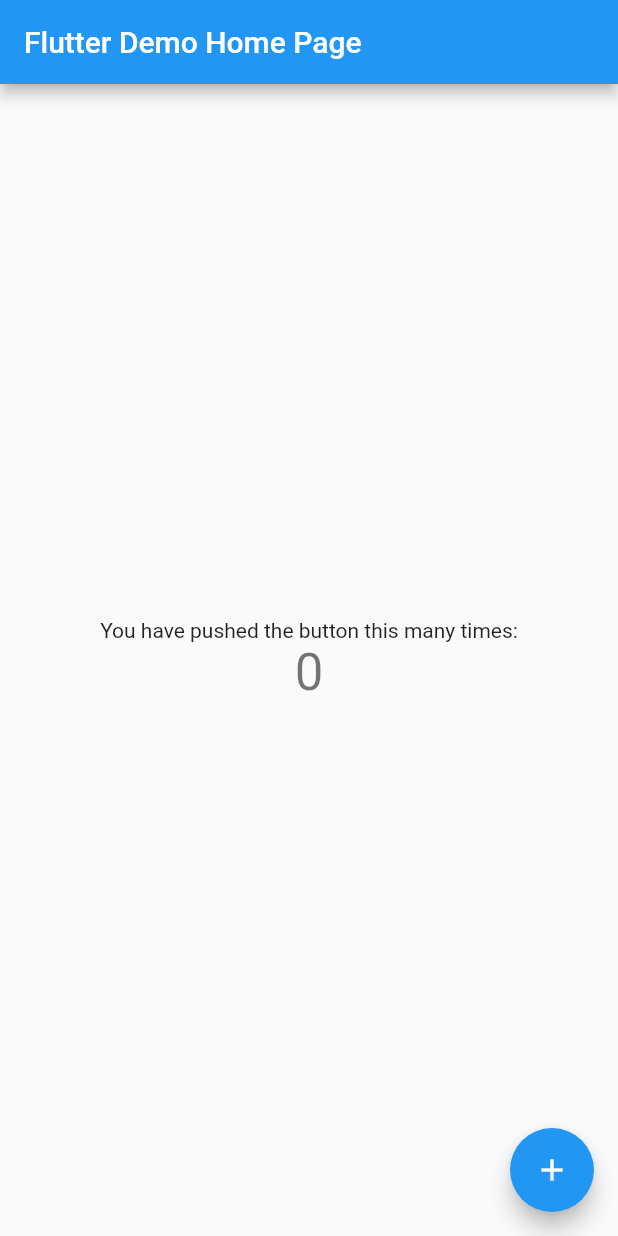
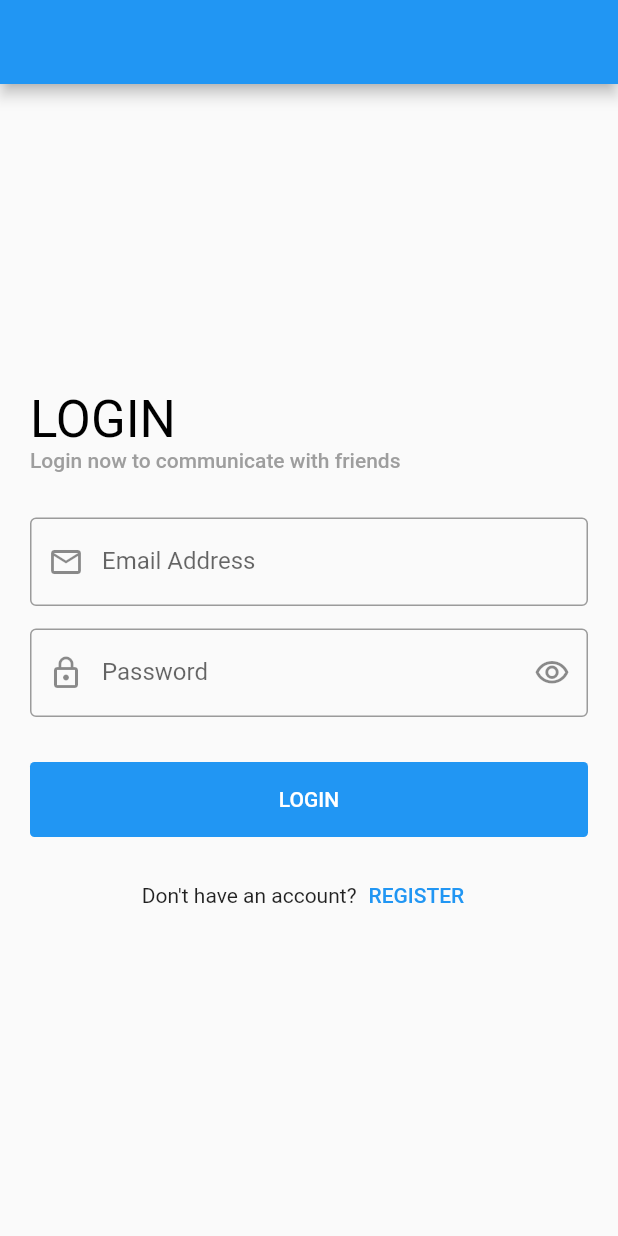
Before and after one commit to GhadaAhmed152420/SocialApp, a Flutter app: the screen it shows after launch, on a phone screen of 412 x 824 dp. Run offline on Flutter 3.47's test engine with Material 2 defaults, Android fonts, the phone set to English and light mode, and no system bars; our stand-ins replace conditional_builder_null_safety, flutter_bloc, fluttertoast.

Commit message:
login, register and connect the app with firebase

```diff
--- a/lib/main.dart
+++ b/lib/main.dart
@@ -1,3 +1,4 @@
+import 'package:connect/views/login/login_screen.dart';
 import 'package:flutter/material.dart';
 
 void main() {
@@ -7,109 +8,13 @@ void main() {
 class MyApp extends StatelessWidget {
   const MyApp({super.key});
 
-  // This widget is the root of your application.
   @override
   Widget build(BuildContext context) {
     return MaterialApp(
-      title: 'Flutter Demo',
       theme: ThemeData(
-        // This is the theme of your application.
-        //
-        // Try running your application with "flutter run". You'll see the
-        // application has a blue toolbar. Then, without quitting the app, try
-        // changing the primarySwatch below to Colors.green and then invoke
-        // "hot reload" (press "r" in the console where you ran "flutter run",
-        // or simply save your changes to "hot reload" in a Flutter IDE).
-        // Notice that the counter didn't reset back to zero; the application
-        // is not restarted.
         primarySwatch: Colors.blue,
       ),
-      home: const MyHomePage(title: 'Flutter Demo Home Page'),
+      home: LoginScreen(),
     );
   }
 }
-
-class MyHomePage extends StatefulWidget {
-  const MyHomePage({super.key, required this.title});
-
-  // This widget is the home page of your application. It is stateful, meaning
-  // that it has a State object (defined below) that contains fields that affect
-  // how it looks.
-
-  // This class is the configuration for the state. It holds the values (in this
-  // case the title) provided by the parent (in this case the App widget) and
-  // used by the build method of the State. Fields in a Widget subclass are
-  // always marked "final".
-
-  final String title;
-
-  @override
-  State<MyHomePage> createState() => _MyHomePageState();
-}
-
-class _MyHomePageState extends State<MyHomePage> {
-  int _counter = 0;
-
-  void _incrementCounter() {
-    setState(() {
-      // This call to setState tells the Flutter framework that something has
-      // changed in this State, which causes it to rerun the build method below
-      // so that the display can reflect the updated values. If we changed
-      // _counter without calling setState(), then the build method would not be
-      // called again, and so nothing would appear to happen.
-      _counter++;
-    });
-  }
-
-  @override
-  Widget build(BuildContext context) {
-    // This method is rerun every time setState is called, for instance as done
-    // by the _incrementCounter method above.
-    //
-    // The Flutter framework has been optimized to make rerunning build methods
-    // fast, so that you can just rebuild anything that needs updating rather
-    // than having to individually change instances of widgets.
-    return Scaffold(
-      appBar: AppBar(
-        // Here we take the value from the MyHomePage object that was created by
-        // the App.build method, and use it to set our appbar title.
-        title: Text(widget.title),
-      ),
-      body: Center(
-        // Center is a layout widget. It takes a single child and positions it
-        // in the middle of the parent.
-        child: Column(
-          // Column is also a layout widget. It takes a list of children and
-          // arranges them vertically. By default, it sizes itself to fit its
-          // children horizontally, and tries to be as tall as its parent.
-          //
-          // Invoke "debug painting" (press "p" in the console, choose the
-          // "Toggle Debug Paint" action from the Flutter Inspector in Android
-          // Studio, or the "Toggle Debug Paint" command in Visual Studio Code)
-          // to see the wireframe for each widget.
-          //
-          // Column has various properties to control how it sizes itself and
-          // how it positions its children. Here we use mainAxisAlignment to
-          // center the children vertically; the main axis here is the vertical
-          // axis because Columns are vertical (the cross axis would be
-          // horizontal).
-          mainAxisAlignment: MainAxisAlignment.center,
-          children: <Widget>[
-            const Text(
-              'You have pushed the button this many times:',
-            ),
-            Text(
-              '$_counter',
-              style: Theme.of(context).textTheme.headline4,
-            ),
-          ],
-        ),
-      ),
-      floatingActionButton: FloatingActionButton(
-        onPressed: _incrementCounter,
-        tooltip: 'Increment',
-        child: const Icon(Icons.add),
-      ), // This trailing comma makes auto-formatting nicer for build methods.
-    );
-  }
-}
--- /dev/null
+++ b/lib/shared/components/components.dart
@@ -0,0 +1,145 @@
+import 'package:flutter/material.dart';
+import 'package:fluttertoast/fluttertoast.dart';
+
+Widget defaultButton({
+  double width = double.infinity,
+  Color background = Colors.blue,
+  bool isUpperCase = true,
+  double radius = 3.0,
+  required Function() function,
+  required String text,
+}) =>
+    Container(
+      width: width,
+      height: 50.0,
+      decoration: BoxDecoration(
+        borderRadius: BorderRadius.circular(
+          radius,
+        ),
+        color: background,
+      ),
+      child: MaterialButton(
+        onPressed: function,
+        child: Text(
+          isUpperCase ? text.toUpperCase() : text,
+          style: const TextStyle(
+            color: Colors.white,
+          ),
+        ),
+      ),
+    );
+
+Widget defaultTextButton({
+  required Function() function,
+  required String text,
+}) =>
+    TextButton(
+      onPressed: function,
+      child: Text(
+        text.toUpperCase(),
+      ),
+    );
+
+Widget defaultFormField({
+  required TextEditingController controller,
+  required TextInputType type,
+  Function(String s)? onSubmit,
+  Function(String s)? onChange,
+  Function()? onTap,
+  bool isPassword = false,
+  required String? Function(String? s)? validate,
+  required String label,
+  required IconData prefix,
+  IconData? suffix,
+  Function()? suffixPressed,
+  bool isClickable = true,
+}) =>
+    TextFormField(
+      controller: controller,
+      keyboardType: type,
+      obscureText: isPassword,
+      enabled: isClickable,
+      onFieldSubmitted: onSubmit,
+      onChanged: onChange,
+      onTap: onTap,
+      validator: validate,
+      decoration: InputDecoration(
+        labelText: label,
+        prefixIcon: Icon(
+          prefix,
+        ),
+        suffixIcon: IconButton(
+          onPressed: suffixPressed,
+          icon: Icon(
+            suffix,
+          ),
+        ),
+        border: const OutlineInputBorder(),
+      ),
+    );
+
+Widget myDivider() => Padding(
+  padding: const EdgeInsetsDirectional.only(
+    start: 20.0,
+  ),
+  child: Container(
+    width: double.infinity,
+    height: 1.0,
+    color: Colors.grey[300],
+  ),
+);
+
+
+void navigateTo(context, widget) => Navigator.push(
+  context,
+  MaterialPageRoute(
+    builder: (context) => widget,
+  ),
+);
+
+void navigateAndFinish(
+    context,
+    widget,
+    ) =>
+    Navigator.pushAndRemoveUntil(
+      context,
+      MaterialPageRoute(
+        builder: (context) => widget,
+      ),
+          (route) {
+        return false;
+      },
+    );
+
+void showToast({required String message, required ToastStates state}) =>
+    Fluttertoast.showToast(
+        msg: message,
+        toastLength: Toast.LENGTH_LONG,
+        gravity: ToastGravity.BOTTOM,
+        timeInSecForIosWeb: 5,
+        backgroundColor: chooseToastColor(state),
+        textColor: Colors.white,
+        fontSize: 16.0);
+
+// enum
+enum ToastStates {SUCCESS, ERROR, WARNING}
+
+Color chooseToastColor(ToastStates state)
+{
+  Color color;
+
+  switch(state)
+  {
+    case ToastStates.SUCCESS:
+      color = Colors.green;
+      break;
+    case ToastStates.ERROR:
+      color = Colors.red;
+      break;
+    case ToastStates.WARNING:
+      color = Colors.amber;
+      break;
+  }
+
+  return color;
+}
--- /dev/null
+++ b/lib/views/login/cubit/cubit.dart
@@ -0,0 +1,47 @@
+import 'package:flutter/material.dart';
+import 'package:flutter_bloc/flutter_bloc.dart';
+import 'package:connect/views/login/cubit/states.dart';
+
+
+class LoginCubit extends Cubit<LoginStates> {
+  LoginCubit() : super(LoginInitialState());
+
+  static LoginCubit get(context) => BlocProvider.of(context);
+
+  // void userLogin({
+  //   required String email,
+  //   required String password,
+  // })
+  // {
+  //   emit(LoginLoadingState());
+  //
+  //   DioHelper.postData(
+  //     url: LOGIN,
+  //     data:
+  //     {
+  //       'email': email,
+  //       'password': password,
+  //     },
+  //   ).then((value)
+  //   {
+  //     print(value.data);
+  //     loginModel = LoginModel.fromJson(value.data);
+  //     emit(LoginSuccessState(loginModel));
+  //   }).catchError((error)
+  //   {
+  //     print(error.toString());
+  //     emit(LoginErrorState(error.toString()));
+  //   });
+  // }
+
+  IconData suffix = Icons.visibility_outlined;
+  bool isPassword = true;
+
+  void changePasswordVisibility()
+  {
+    isPassword = !isPassword;
+    suffix = isPassword ? Icons.visibility_outlined : Icons.visibility_off_outlined ;
+
+    emit(ChangePasswordVisibilityState());
+  }
+}
--- /dev/null
+++ b/lib/views/login/cubit/states.dart
@@ -0,0 +1,15 @@
+abstract class LoginStates {}
+
+class LoginInitialState extends LoginStates {}
+
+class LoginLoadingState extends LoginStates {}
+
+class LoginSuccessState extends LoginStates {}
+
+class LoginErrorState extends LoginStates {
+  final String error;
+
+  LoginErrorState(this.error);
+}
+
+class ChangePasswordVisibilityState extends LoginStates {}
--- /dev/null
+++ b/lib/views/login/login_screen.dart
@@ -0,0 +1,163 @@
+import 'package:conditional_builder_null_safety/conditional_builder_null_safety.dart';
+import 'package:flutter/material.dart';
+import 'package:flutter_bloc/flutter_bloc.dart';
+import '../../shared/components/components.dart';
+import '../register/register_screen.dart';
+import 'cubit/cubit.dart';
+import 'cubit/states.dart';
+
+
+class LoginScreen extends StatelessWidget {
+  var formKey = GlobalKey<FormState>();
+
+  @override
+  Widget build(BuildContext context) {
+    var emailController = TextEditingController();
+    var passwordController = TextEditingController();
+
+    return BlocProvider(
+      create: (BuildContext context) => LoginCubit(),
+      child: BlocConsumer<LoginCubit, LoginStates>(
+        listener: (context, state) {
+          // if (state is LoginSuccessState) {
+          //   if (state.loginModel.status) {
+          //     print(state.loginModel.message);
+          //     print(state.loginModel.data.token);
+          //
+          //     CacheHelper.saveData(
+          //       key: 'token',
+          //       value: state.loginModel.data.token,
+          //     ).then((value) {
+          //       navigateAndFinish(
+          //         context,
+          //         AppLayout(),
+          //       );
+          //     });
+          //   } else {
+          //     print(state.loginModel.message);
+          //
+          //     showToast(
+          //       text: state.loginModel.message,
+          //       state: ToastStates.ERROR,
+          //     );
+          //   }
+          // }
+        },
+        builder: (context, state) {
+          return Scaffold(
+            appBar: AppBar(),
+            body: Center(
+              child: SingleChildScrollView(
+                child: Padding(
+                  padding: const EdgeInsets.all(20.0),
+                  child: Form(
+                    key: formKey,
+                    child: Column(
+                      crossAxisAlignment: CrossAxisAlignment.start,
+                      children: [
+                        Text(
+                          'LOGIN',
+                          style: Theme.of(context).textTheme.headline4?.copyWith(
+                            color: Colors.black,
+                          ),
+                        ),
+                        Text(
+                          'Login now to communicate with friends',
+                          style: Theme.of(context).textTheme.bodyText1?.copyWith(
+                            color: Colors.grey,
+                          ),
+                        ),
+                        const SizedBox(
+                          height: 30.0,
+                        ),
+                        defaultFormField(
+                          controller: emailController,
+                          type: TextInputType.emailAddress,
+                          validate: (String? value) {
+                            if (value!.isEmpty) {
+                              return 'please enter your email address';
+                            }
+                          },
+                          label: 'Email Address',
+                          prefix: Icons.email_outlined,
+                        ),
+                        const SizedBox(
+                          height: 15.0,
+                        ),
+                        defaultFormField(
+                          controller: passwordController,
+                          type: TextInputType.visiblePassword,
+                          suffix: LoginCubit.get(context).suffix,
+                          onSubmit: (value) {
+                            if (formKey.currentState!.validate()) {
+                              // LoginCubit.get(context).userLogin(
+                              //   email: emailController.text,
+                              //   password: passwordController.text,
+                              // );
+                            }
+                          },
+                          isPassword: LoginCubit.get(context).isPassword,
+                          suffixPressed: () {
+                            LoginCubit.get(context)
+                                .changePasswordVisibility();
+                          },
+                          validate: (String? value) {
+                            if (value!.isEmpty) {
+                              return 'password is too short';
+                            }
+                          },
+                          label: 'Password',
+                          prefix: Icons.lock_outline,
+                        ),
+                        const SizedBox(
+                          height: 30.0,
+                        ),
+                        ConditionalBuilder(
+                          condition: state is! LoginLoadingState,
+                          builder: (context) => defaultButton(
+                            function: () {
+                              if (formKey.currentState!.validate()) {
+                                // LoginCubit.get(context).userLogin(
+                                //   email: emailController.text,
+                                //   password: passwordController.text,
+                                // );
+                              }
+                            },
+                            text: 'login',
+                            isUpperCase: true,
+                          ),
+                          fallback: (context) =>
+                              const Center(child: CircularProgressIndicator()),
+                        ),
+                        const SizedBox(
+                          height: 15.0,
+                        ),
+                        Row(
+                          mainAxisAlignment: MainAxisAlignment.center,
+                          children: [
+                            const Text(
+                              'Don\'t have an account?',
+                            ),
+                            defaultTextButton(
+                              function: () {
+                                navigateTo(
+                                  context,
+                                  RegisterScreen(),
+                                );
+                              },
+                              text: 'register',
+                            ),
+                          ],
+                        ),
+                      ],
+                    ),
+                  ),
+                ),
+              ),
+            ),
+          );
+        },
+      ),
+    );
+  }
+}
--- a/pubspec.yaml
+++ b/pubspec.yaml
@@ -36,6 +36,12 @@ dependencies:
   # The following adds the Cupertino Icons font to your application.
   # Use with the CupertinoIcons class for iOS style icons.
   cupertino_icons: ^1.0.2
+  fluttertoast: ^8.1.2
+  bloc: ^8.1.0
+  flutter_bloc: ^8.1.1
+  dio: ^4.0.6
+  conditional_builder_null_safety: ^0.0.6
+  shared_preferences: ^2.0.15
 
 dev_dependencies:
   flutter_test:
```
Also changed, not shown: lib/views/register/cubit/cubit.dart (added, +33 -0 lines), lib/views/register/cubit/states.dart (added, +15 -0 lines), lib/views/register/register_screen.dart (added, +214 -0 lines), pubspec.lock, 4 other files.
